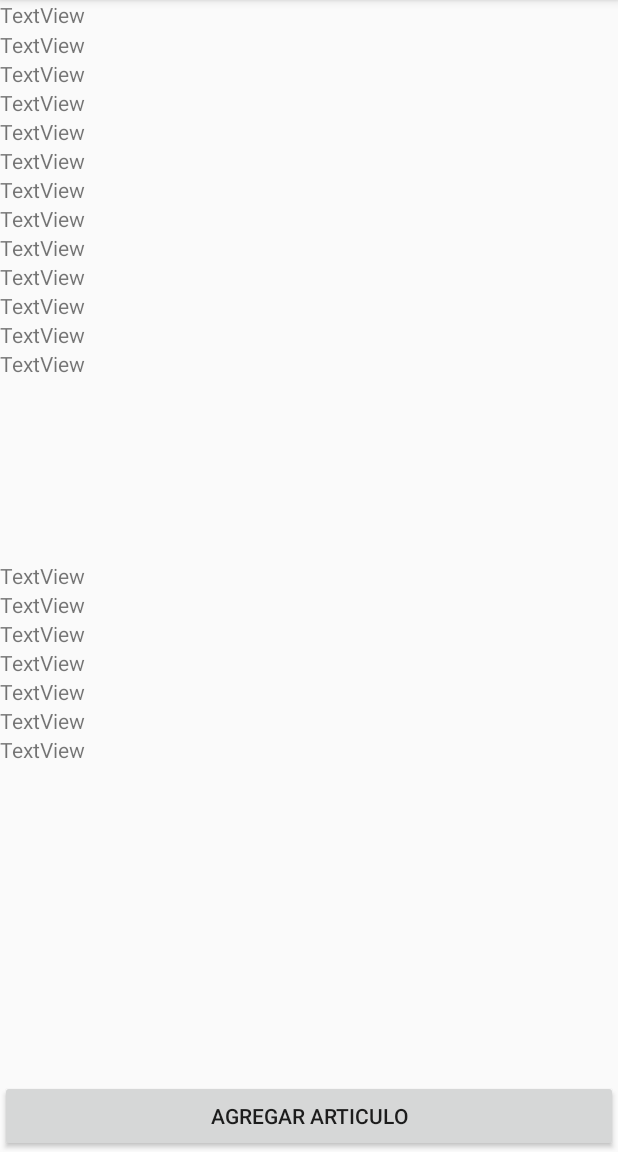
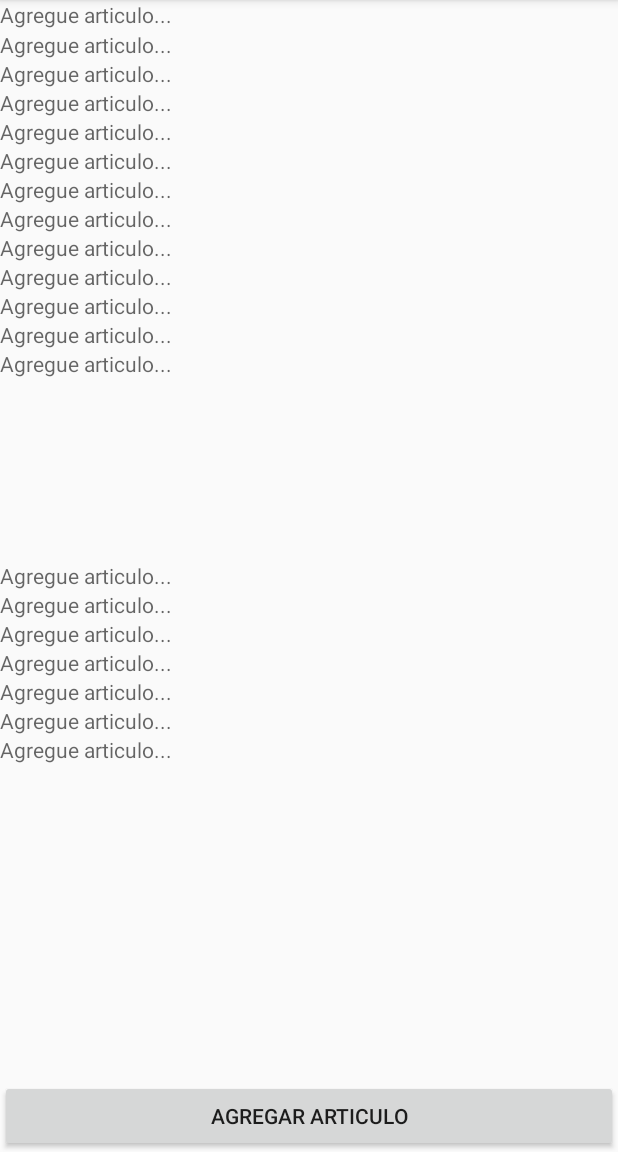
Before and after one commit to luisvidal17/Ucab-Market, an Android app: the screen it shows after launch (MainActivity), on a phone screen of 412 x 824 dp, the part 84-1236 px from its top. Run offline under Robolectric (Android 15) with nearby library versions, the phone set to English and light mode, and no system bars.

```diff
--- a/app/src/main/res/layout/activity_main.xml
+++ b/app/src/main/res/layout/activity_main.xml
@@ -20,162 +20,143 @@
         android:id="@+id/textView1"
         android:layout_width="match_parent"
         android:layout_height="wrap_content"
-        android:layout_alignParentStart="true"
         android:layout_alignParentTop="true"
-        android:text="TextView" />
+        android:hint="@string/compra_1"
+         />
 
     <TextView
         android:id="@+id/textView2"
         android:layout_width="match_parent"
         android:layout_height="wrap_content"
-        android:layout_alignParentStart="true"
         android:layout_alignParentTop="true"
         android:layout_marginTop="20dp"
-        android:text="TextView" />
+        android:hint="@string/compra_2" />
 
     <TextView
         android:id="@+id/textView3"
         android:layout_width="match_parent"
         android:layout_height="wrap_content"
-        android:layout_alignParentStart="true"
         android:layout_below="@+id/textView2"
-        android:text="TextView" />
+        android:hint="@string/compra_3"/>
 
     <TextView
         android:id="@+id/textView4"
         android:layout_width="match_parent"
         android:layout_height="wrap_content"
-        android:layout_alignParentStart="true"
         android:layout_below="@+id/textView3"
-        android:text="TextView" />
+        android:hint="@string/compra_4"/>
 
     <TextView
         android:id="@+id/textView5"
         android:layout_width="match_parent"
         android:layout_height="wrap_content"
-        android:layout_alignParentStart="true"
         android:layout_below="@+id/textView4"
-        android:text="TextView" />
+        android:hint="@string/compra_5"/>
 
     <TextView
         android:id="@+id/textView6"
         android:layout_width="match_parent"
         android:layout_height="wrap_content"
-        android:layout_alignParentStart="true"
         android:layout_below="@+id/textView5"
-        android:text="TextView" />
+        android:hint="@string/compra_6"/>
 
     <TextView
         android:id="@+id/textView7"
         android:layout_width="match_parent"
         android:layout_height="wrap_content"
-        android:layout_alignParentStart="true"
         android:layout_below="@+id/textView6"
-        android:text="TextView" />
+        android:hint="@string/compra_7"/>
 
     <TextView
         android:id="@+id/textView8"
         android:layout_width="match_parent"
         android:layout_height="wrap_content"
-        android:layout_alignParentStart="true"
         android:layout_below="@+id/textView7"
-        android:text="TextView" />
+        android:hint="@string/compra_8"/>
 
     <TextView
         android:id="@+id/textView9"
         android:layout_width="match_parent"
         android:layout_height="wrap_content"
-        android:layout_alignParentStart="true"
         android:layout_below="@+id/textView8"
-        android:text="TextView" />
+        android:hint="@string/compra_9"/>
 
     <TextView
         android:id="@+id/textView10"
         android:layout_width="match_parent"
         android:layout_height="wrap_content"
-        android:layout_alignParentStart="true"
         android:layout_below="@+id/textView9"
-        android:text="TextView" />
+        android:hint="@string/compra_10"/>
 
     <TextView
         android:id="@+id/textView11"
         android:layout_width="match_parent"
         android:layout_height="wrap_content"
-        android:layout_alignParentStart="true"
         android:layout_below="@+id/textView10"
-        android:text="TextView" />
+        android:hint="@string/compra_11"/>
 
     <TextView
         android:id="@+id/textView12"
         android:layout_width="match_parent"
         android:layout_height="wrap_content"
-        android:layout_alignParentStart="true"
         android:layout_below="@+id/textView11"
-        android:text="TextView" />
+        android:hint="@string/compra_12"/>
 
     <TextView
         android:id="@+id/textView13"
         android:layout_width="match_parent"
         android:layout_height="wrap_content"
-        android:layout_alignParentStart="true"
         android:layout_below="@+id/textView12"
-        android:text="TextView" />
+        android:hint="@string/compra_13"/>
 
     <TextView
         android:id="@+id/textView14"
         android:layout_width="match_parent"
         android:layout_height="wrap_content"
-        android:layout_alignParentStart="true"
         android:layout_centerVertical="true"
-        android:text="TextView" />
+        android:hint="@string/compra_14" />
 
     <TextView
         android:id="@+id/textView15"
         android:layout_width="match_parent"
         android:layout_height="wrap_content"
-        android:layout_alignParentStart="true"
         android:layout_below="@+id/textView14"
-        android:text="TextView" />
+        android:hint="@string/compra_15"/>
 
     <TextView
         android:id="@+id/textView16"
         android:layout_width="match_parent"
         android:layout_height="wrap_content"
-        android:layout_alignParentStart="true"
         android:layout_below="@+id/textView15"
-        android:text="TextView" />
+        android:hint="@string/compra_16"/>
 
     <TextView
         android:id="@+id/textView17"
         android:layout_width="match_parent"
         android:layout_height="wrap_content"
-        android:layout_alignParentStart="true"
         android:layout_below="@+id/textView16"
-        android:text="TextView" />
+        android:hint="@string/compra_17"/>
 
     <TextView
         android:id="@+id/textView18"
         android:layout_width="match_parent"
         android:layout_height="wrap_content"
-        android:layout_alignParentStart="true"
         android:layout_below="@+id/textView17"
-        android:text="TextView" />
+        android:hint="@string/compra_18"/>
 
     <TextView
         android:id="@+id/textView19"
         android:layout_width="match_parent"
         android:layout_height="wrap_content"
-        android:layout_alignParentStart="true"
         android:layout_below="@+id/textView18"
-        android:text="TextView" />
+        android:hint="@string/compra_19"/>
 
     <TextView
         android:id="@+id/textView20"
         android:layout_width="match_parent"
         android:layout_height="wrap_content"
-        android:layout_alignParentStart="true"
         android:layout_below="@+id/textView19"
-        android:text="TextView" />
+        android:hint="@string/compra_20"/>
 
 
 </RelativeLayout>
--- a/app/src/main/res/values/strings.xml
+++ b/app/src/main/res/values/strings.xml
@@ -20,7 +20,29 @@
     <string name="queso">Queso</string>
     <string name="lenteja">Lenteja</string>
     <string name="mostaza">mostaza</string>
-    <string name="mayonesa">mayonesa</string>
+    <string name="vino">vino</string>
     <string name="harina">Harina</string>
+    <string name="compra_1">Agregue articulo...</string>
+    <string name="compra_2">Agregue articulo...</string>
+    <string name="compra_3">Agregue articulo...</string>
+    <string name="compra_4">Agregue articulo...</string>
+    <string name="compra_5">Agregue articulo...</string>
+    <string name="compra_6">Agregue articulo...</string>
+    <string name="compra_7">Agregue articulo...</string>
+    <string name="compra_8">Agregue articulo...</string>
+    <string name="compra_9">Agregue articulo...</string>
+    <string name="compra_10">Agregue articulo...</string>
+    <string name="compra_11">Agregue articulo...</string>
+    <string name="compra_12">Agregue articulo...</string>
+    <string name="compra_13">Agregue articulo...</string>
+    <string name="compra_14">Agregue articulo...</string>
+    <string name="compra_15">Agregue articulo...</string>
+    <string name="compra_16">Agregue articulo...</string>
+    <string name="compra_17">Agregue articulo...</string>
+    <string name="compra_18">Agregue articulo...</string>
+    <string name="compra_19">Agregue articulo...</string>
+    <string name="compra_20">Agregue articulo...</string>
+
+
 
 </resources>
```
Also changed, not shown: app/src/main/java/com/example/luisvidal/ucabmarket/SecondActivity.java (+10 -0 lines), app/src/main/res/layout/activity_second.xml (+41 -20 lines).
